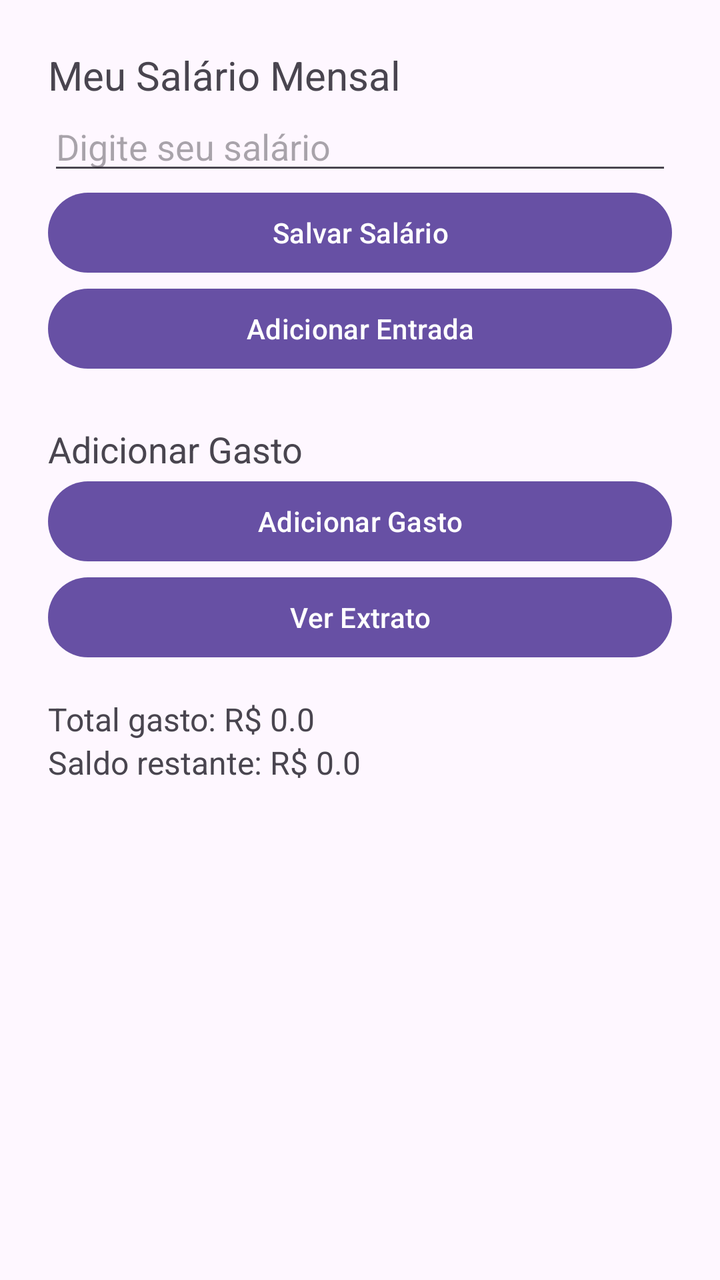
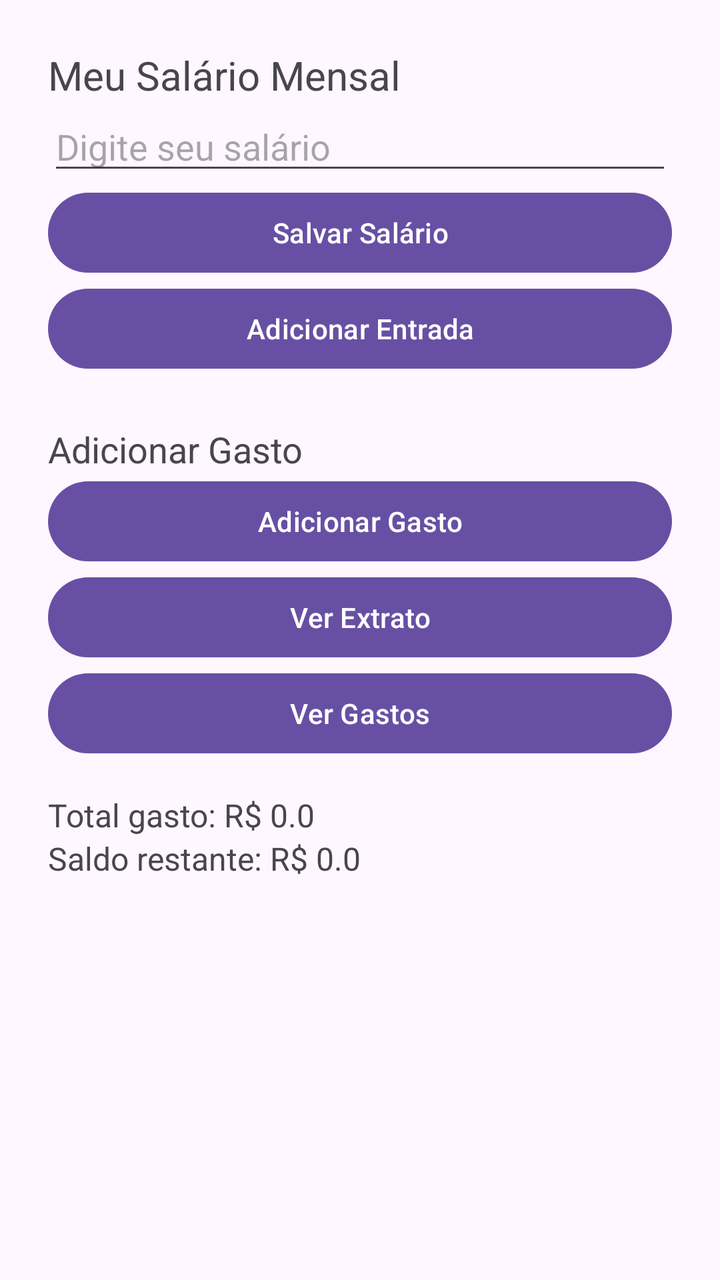

Before-and-after screenshots of an Android layout around one commit, followed by the original layout XML and the change that was made.
<!-- AndroidManifest.xml: application theme Theme.ControleDeGastos -->
<!-- res/layout/activity_main.xml -->
<?xml version="1.0" encoding="utf-8"?>
<LinearLayout xmlns:android="http://schemas.android.com/apk/res/android"
    android:id="@+id/main"
    android:layout_width="match_parent"
    android:layout_height="match_parent"
    android:orientation="vertical"
    android:padding="24dp">

    <TextView
        android:layout_width="wrap_content"
        android:layout_height="wrap_content"
        android:text="Meu Salário Mensal"
        android:textSize="20sp" />

    <EditText
        android:id="@+id/editSalario"
        android:layout_width="match_parent"
        android:layout_height="wrap_content"
        android:hint="Digite seu salário"
        android:inputType="numberDecimal" />

    <Button
        android:id="@+id/btnSalvar"
        android:layout_width="match_parent"
        android:layout_height="wrap_content"
        android:text="Salvar Salário" />



    <Button
        android:id="@+id/btnAdicionarEntrada"
        android:layout_width="match_parent"
        android:layout_height="wrap_content"
        android:text="Adicionar Entrada" />

    <TextView
        android:layout_width="wrap_content"
        android:layout_height="wrap_content"
        android:text="Adicionar Gasto"
        android:textSize="18sp"
        android:layout_marginTop="24dp"/>


    <Button
        android:id="@+id/btnAdicionarGasto"
        android:layout_width="match_parent"
        android:layout_height="wrap_content"
        android:text="Adicionar Gasto" />

    <Button
        android:id="@+id/btnVerExtrato"
        android:layout_width="match_parent"
        android:layout_height="wrap_content"
        android:text="Ver Extrato" />

    <TextView
        android:id="@+id/textTotalGasto"
        android:layout_width="wrap_content"
        android:layout_height="wrap_content"
        android:text="Total gasto: R$ 0.0"
        android:layout_marginTop="16dp"
        android:textSize="16sp"/>

    <TextView
        android:id="@+id/textSaldoRestante"
        android:layout_width="wrap_content"
        android:layout_height="wrap_content"
        android:text="Saldo restante: R$ 0.0"
        android:textSize="16sp"/>







</LinearLayout>
<!-- resources referenced by this layout -->
<resources>
  <style name="Theme.ControleDeGastos" parent="Base.Theme.ControleDeGastos" />
  <style name="Base.Theme.ControleDeGastos" parent="Theme.Material3.DayNight.NoActionBar">
          
          
      </style>
</resources>

<!-- the commit's change to res/layout/activity_main.xml (unified diff, before → after) -->
@@ -52,7 +52,11 @@
         android:layout_width="match_parent"
         android:layout_height="wrap_content"
         android:text="Ver Extrato" />
-
+    <Button
+        android:id="@+id/btnVerGastos"
+        android:layout_width="match_parent"
+        android:layout_height="wrap_content"
+        android:text="Ver Gastos" />
     <TextView
         android:id="@+id/textTotalGasto"
         android:layout_width="wrap_content"
